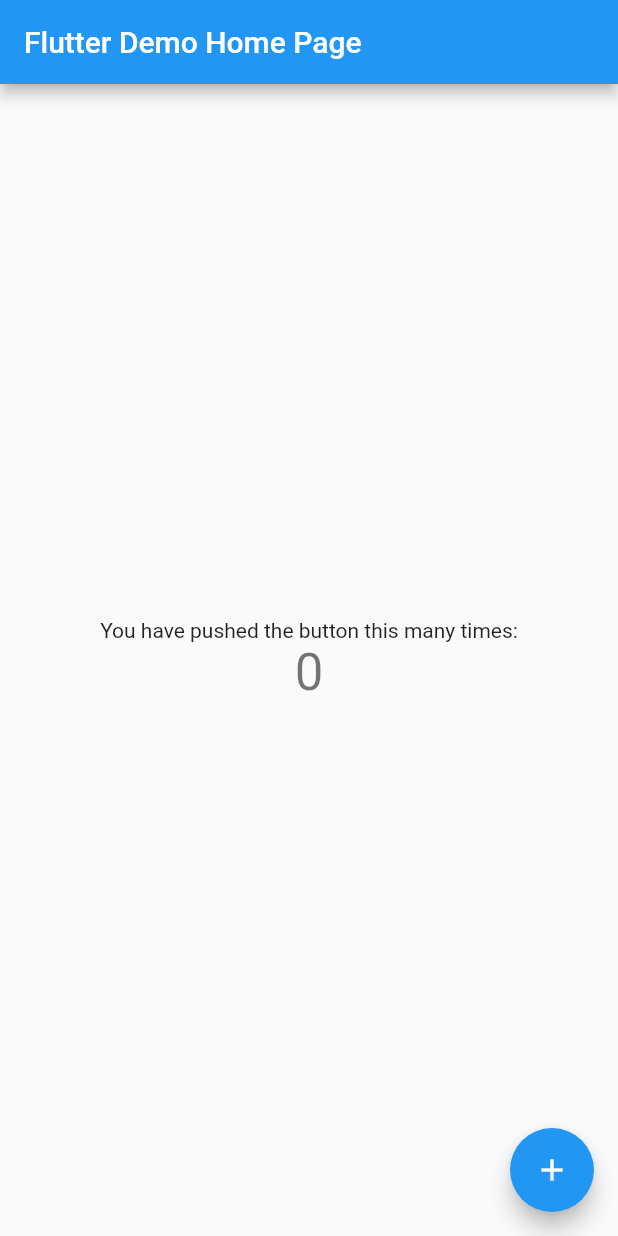
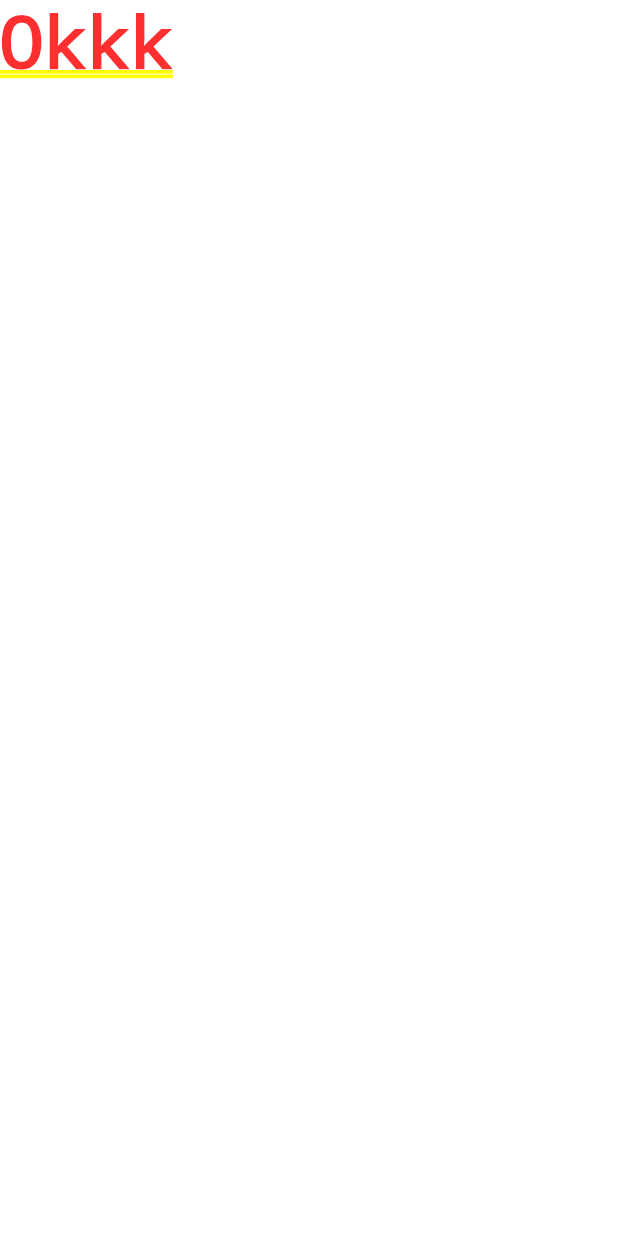
Before and after one commit to mirander/weather_report_flutter, a Flutter app: the screen it shows after launch, on a phone screen of 412 x 824 dp. Run offline on Flutter 3.47's test engine with Material 2 defaults, Android fonts, the phone set to English and light mode, and no system bars; our stand-ins replace flutter_i18n, splashscreen.

Commit message:
Added splash screen

```diff
--- a/lib/main.dart
+++ b/lib/main.dart
@@ -1,8 +1,7 @@
-import 'package:flutter/cupertino.dart';
 import 'package:flutter/material.dart';
-import 'package:flutter_i18n/flutter_i18n.dart';
 import 'package:flutter_i18n/flutter_i18n_delegate.dart';
 import 'package:flutter_localizations/flutter_localizations.dart';
+import 'package:state_test/screens/SplashLoadScreen.dart';
 
 void main() {
   runApp(MyApp());
@@ -31,54 +30,7 @@
         primarySwatch: Colors.blue,
         visualDensity: VisualDensity.adaptivePlatformDensity,
       ),
-      home: MyHomePage(title: 'Flutter Demo Home Page'),
+      home: SplashLoadScreen(),
     );
   }
 }
-
-class MyHomePage extends StatefulWidget {
-  MyHomePage({Key key, this.title}) : super(key: key);
-
-  final String title;
-
-  @override
-  _MyHomePageState createState() => _MyHomePageState();
-}
-
-class _MyHomePageState extends State<MyHomePage> {
-  int _counter = 0;
-
-  void _incrementCounter() {
-    setState(() {
-      _counter++;
-    });
-  }
-
-  @override
-  Widget build(BuildContext context) {
-    return Scaffold(
-      appBar: AppBar(
-        title: Text(widget.title),
-      ),
-      body: Center(
-        child: Column(
-          mainAxisAlignment: MainAxisAlignment.center,
-          children: <Widget>[
-            Text(
-              FlutterI18n.translate(context, "test"),
-            ),
-            Text(
-              '$_counter',
-              style: Theme.of(context).textTheme.headline4,
-            ),
-          ],
-        ),
-      ),
-      floatingActionButton: FloatingActionButton(
-        onPressed: _incrementCounter,
-        tooltip: 'Increment',
-        child: Icon(Icons.add),
-      ), // This trailing comma makes auto-formatting nicer for build methods.
-    );
-  }
-}
--- /dev/null
+++ b/lib/screens/HomeScreen.dart
@@ -0,0 +1,12 @@
+import 'package:flutter/material.dart';
+
+class HomeScreen extends StatelessWidget {
+  const HomeScreen({Key key}) : super(key: key);
+
+  @override
+  Widget build(BuildContext context) {
+    return Container(
+      child: Text("Okkk"),
+    );
+  }
+}
--- a/pubspec.yaml
+++ b/pubspec.yaml
@@ -24,6 +24,7 @@
   bloc_pattern: ^2.5.1
   provider: ^4.3.2+2
   flutter_i18n: ^0.8.1
+  splashscreen: ^1.3.5
   http: ^0.12.2
   flutter:
     sdk: flutter
@@ -44,6 +45,7 @@
 # The following section is specific to Flutter.
 flutter:
   assets:
+    - assets/images/
     - res/locales/en.json
     - res/locales/ru.json
 
```
Also changed, not shown: lib/screens/SplashLoadScreen.dart (added, +34 -0 lines), assets/images/start-logo.jpg (added), pubspec.lock.
